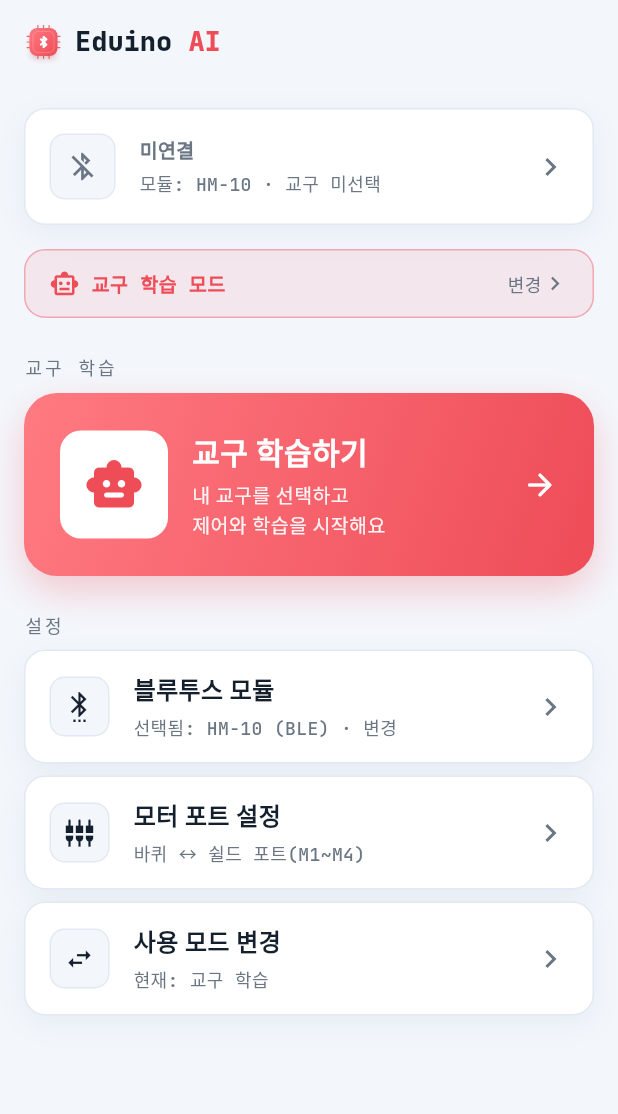
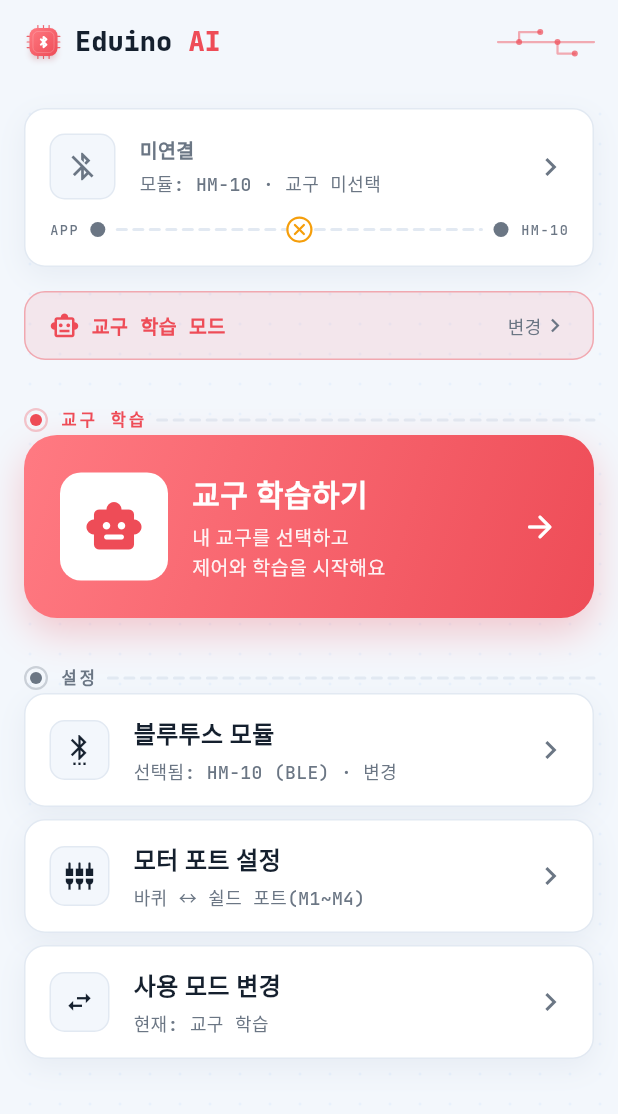
Before and after one commit to KwonJungHyeock/Eduino_BLE_App, a Flutter app: the screen it shows after launch, after a tap on "교구 학습", after a tap on "HM-10", on a phone screen of 412 x 824 dp. Shown: the top 1114 px of the screen. Run offline on Flutter 3.47's test engine with Material 3 defaults, Android fonts, the phone set to English and light mode, and no system bars; our stand-ins replace flutter_blue_plus, flutter_bluetooth_serial, flutter_riverpod, go_router, google_fonts, permission_handler and 3 more; Roboto replaces fonts that are missing (Pretendard).

Commit message:
feat(design): Signal Board 디자인 컨셉 + 실습 명령↔코드 타일 제거
- 블루투스 실습에서 '명령 ↔ 아두이노 코드' 타일 제거(실습 전용, 코드설명 불필요)
- 회로/신호 디자인 언어(widgets/circuit.dart):
  · NodeRailHeader: 섹션을 회로 레일처럼(솔더 노드 + 점선 레일)
  · SignalTrace: 연결 상태를 APP↔모듈 신호선으로(연결 시 신호가 흐름, 미연결 끊김)
  · BreadboardBackground: 아주 옅은 브레드보드 도트 격자
  · CircuitAccent: 앱바 은은한 회로 트레이스
- 홈: 섹션 헤더/상태카드/배경/앱바에 컨셉 적용, 미사용 _Section 제거

Co-Authored-By: Claude Opus 4.8 <noreply@anthropic.com>
Claude-Session: https://claude.ai/code/session_01F6h8JWUjo7BSTbVKrRKHxf

```diff
--- a/lib/features/home/home_screen.dart
+++ b/lib/features/home/home_screen.dart
@@ -15,6 +15,7 @@ import '../../providers/bt_providers.dart';
 import '../../providers/kit_providers.dart';
 import '../../providers/module_providers.dart';
 import '../../widgets/brand_mark.dart';
+import '../../widgets/circuit.dart';
 import '../../widgets/kit_illustration.dart';
 import '../../widgets/pressable.dart';
 import '../kit/kit_profile.dart';
@@ -36,7 +37,7 @@ class HomeScreen extends ConsumerWidget {
     if (mode == AppMode.lab) {
       // 블루투스 실습 모드: 연결·통신·AT·코드 + LED 제어까지만.
       content.addAll([
-        const _Section('블루투스 실습'),
+        const NodeRailHeader('블루투스 실습', color: AppColors.signal),
         _MenuTile(
           icon: Icons.bluetooth_searching,
           title: '블루투스 연결',
@@ -60,13 +61,6 @@ class HomeScreen extends ConsumerWidget {
         ),
         Gap.h8,
         _MenuTile(
-          icon: Icons.code,
-          title: '명령 ↔ 아두이노 코드',
-          subtitle: '이 동작 = 이 코드 (코딩 교육)',
-          onTap: () => context.push(Routes.learn),
-        ),
-        Gap.h8,
-        _MenuTile(
           icon: Icons.lightbulb_outline,
           title: 'LED 제어',
           subtitle: '보드 13번 핀 켜고 끄기',
@@ -77,7 +71,7 @@ class HomeScreen extends ConsumerWidget {
     } else {
       // 교구 학습 모드: '교구 학습하기' 단일 진입 → 교구 선택 → 제어/학습.
       content.addAll([
-        const _Section('교구 학습'),
+        const NodeRailHeader('교구 학습', color: AppColors.accent),
         _KitHeroButton(kit: kit),
       ]);
     }
@@ -116,10 +110,16 @@ class HomeScreen extends ConsumerWidget {
                       size: 18,
                       weight: FontWeight.w800,
                       color: AppColors.accent)),
+              const Spacer(),
+              CircuitAccent(
+                  color: mode == AppMode.kit
+                      ? AppColors.accent
+                      : AppColors.signal),
             ],
           ),
         ),
-        body: SafeArea(
+        body: BreadboardBackground(
+          child: SafeArea(
           child: ListView(
             padding: const EdgeInsets.all(Gap.md),
             children: _stagger([
@@ -129,7 +129,7 @@ class HomeScreen extends ConsumerWidget {
               Gap.h24,
               ...content,
               Gap.h24,
-              const _Section('설정'),
+              const NodeRailHeader('설정'),
               _MenuTile(
                 icon: Icons.settings_bluetooth,
                 title: '블루투스 모듈',
@@ -156,6 +156,7 @@ class HomeScreen extends ConsumerWidget {
                 onTap: () => context.push(Routes.mode),
               ),
             ]),
+          ),
           ),
         ),
       ),
@@ -287,21 +288,6 @@ class _ModeBanner extends StatelessWidget {
   }
 }
 
-class _Section extends StatelessWidget {
-  const _Section(this.title);
-  final String title;
-
-  @override
-  Widget build(BuildContext context) {
-    return Padding(
-      padding: const EdgeInsets.only(bottom: Gap.sm),
-      child: Text(title,
-          style: AppType.mono(
-              size: 12, color: AppColors.textMuted, letterSpacing: 2)),
-    );
-  }
-}
-
 class _StatusCard extends ConsumerWidget {
   const _StatusCard({required this.conn, required this.kit});
   final BtConnectionState conn;
@@ -332,8 +318,11 @@ class _StatusCard extends ConsumerWidget {
               color: connected ? AppColors.signal : AppColors.border),
           boxShadow: connected ? Shadows.glow(AppColors.signal) : Shadows.soft,
         ),
-        child: Row(
+        child: Column(
+          crossAxisAlignment: CrossAxisAlignment.stretch,
           children: [
+            Row(
+              children: [
             Container(
               width: 44,
               height: 44,
@@ -392,6 +381,15 @@ class _StatusCard extends ConsumerWidget {
               )
             else
               const Icon(Icons.chevron_right, color: AppColors.textMuted),
+          ],
+            ),
+            Padding(
+              padding: const EdgeInsets.only(top: 12),
+              child: SignalTrace(
+                connected: connected,
+                rightLabel: module == null ? '모듈' : module.shortName,
+              ),
+            ),
           ],
         ),
       ),
--- /dev/null
+++ b/lib/widgets/circuit.dart
@@ -0,0 +1,315 @@
+// Author: eduino
+// Signal Board 디자인 언어 — 회로/신호 은유. 장식이 아니라 구조(섹션)와 상태(연결)를 표현.
+//  · NodeRailHeader : 섹션을 회로 레일처럼(솔더 노드 + 점선 레일)
+//  · SignalTrace    : 연결 상태를 APP↔모듈 신호선으로(연결 시 신호가 흐름)
+//  · BreadboardBackground : 아주 옅은 브레드보드 도트 격자
+//  · CircuitAccent  : 앱바용 은은한 회로 트레이스
+
+import 'dart:math' as math;
+
+import 'package:flutter/material.dart';
+
+import '../app/theme.dart';
+
+/// 섹션 헤더 — 노드 + 라벨 + 점선 레일.
+class NodeRailHeader extends StatelessWidget {
+  const NodeRailHeader(this.label, {super.key, this.color = AppColors.textMuted});
+  final String label;
+  final Color color;
+
+  @override
+  Widget build(BuildContext context) {
+    return Padding(
+      padding: const EdgeInsets.only(top: Gap.sm, bottom: 2),
+      child: Row(
+        children: [
+          // 솔더 노드(링 + 코어).
+          Container(
+            width: 16,
+            height: 16,
+            decoration: BoxDecoration(
+              shape: BoxShape.circle,
+              border: Border.all(color: color.withValues(alpha: 0.30), width: 1.5),
+            ),
+            child: Center(
+              child: Container(
+                width: 8,
+                height: 8,
+                decoration: BoxDecoration(color: color, shape: BoxShape.circle),
+              ),
+            ),
+          ),
+          Gap.w8,
+          Text(label,
+              style: AppType.mono(
+                  size: 11,
+                  weight: FontWeight.w700,
+                  color: color,
+                  letterSpacing: 2)),
+          Gap.w8,
+          Expanded(
+            child: CustomPaint(
+              painter: _DashRailPainter(AppColors.border),
+              size: const Size(double.infinity, 2),
+            ),
+          ),
+        ],
+      ),
+    );
+  }
+}
+
+class _DashRailPainter extends CustomPainter {
+  _DashRailPainter(this.color);
+  final Color color;
+
+  @override
+  void paint(Canvas canvas, Size size) {
+    final p = Paint()
+      ..color = color
+      ..strokeWidth = 2
+      ..strokeCap = StrokeCap.round;
+    const dash = 6.0, gap = 5.0;
+    final y = size.height / 2;
+    var x = 0.0;
+    while (x < size.width) {
+      canvas.drawLine(Offset(x, y), Offset(math.min(x + dash, size.width), y), p);
+      x += dash + gap;
+    }
+  }
+
+  @override
+  bool shouldRepaint(_DashRailPainter old) => old.color != color;
+}
+
+/// 연결 상태 신호선 — 연결 시 신호점이 APP→모듈로 흐른다. 미연결 시 끊긴 회색선.
+class SignalTrace extends StatefulWidget {
+  const SignalTrace({
+    super.key,
+    required this.connected,
+    this.leftLabel = 'APP',
+    this.rightLabel = '모듈',
+  });
+  final bool connected;
+  final String leftLabel;
+  final String rightLabel;
+
+  @override
+  State<SignalTrace> createState() => _SignalTraceState();
+}
+
+class _SignalTraceState extends State<SignalTrace>
+    with SingleTickerProviderStateMixin {
+  late final AnimationController _c = AnimationController(
+    vsync: this,
+    duration: const Duration(milliseconds: 1600),
+  );
+
+  @override
+  void initState() {
+    super.initState();
+    if (widget.connected) _c.repeat();
+  }
+
+  @override
+  void didUpdateWidget(SignalTrace old) {
+    super.didUpdateWidget(old);
+    if (widget.connected && !_c.isAnimating) {
+      _c.repeat();
+    } else if (!widget.connected && _c.isAnimating) {
+      _c.stop();
+    }
+  }
+
+  @override
+  void dispose() {
+    _c.dispose();
+    super.dispose();
+  }
+
+  @override
+  Widget build(BuildContext context) {
+    final color = widget.connected ? AppColors.signal : AppColors.textMuted;
+    return Row(
+      children: [
+        Text(widget.leftLabel,
+            style: AppType.mono(
+                size: 9, color: AppColors.textMuted, letterSpacing: 1)),
+        Gap.w8,
+        _pin(color),
+        Gap.w8,
+        Expanded(
+          child: SizedBox(
+            height: 16,
+            child: AnimatedBuilder(
+              animation: _c,
+              builder: (context, _) => CustomPaint(
+                painter: _WirePainter(
+                    connected: widget.connected, progress: _c.value),
+              ),
+            ),
+          ),
+        ),
+        Gap.w8,
+        _pin(color),
+        Gap.w8,
+        Text(widget.rightLabel,
+            style: AppType.mono(
+                size: 9, color: AppColors.textMuted, letterSpacing: 1)),
+      ],
+    );
+  }
+
+  Widget _pin(Color c) => Container(
+        width: 10,
+        height: 10,
+        decoration: BoxDecoration(color: c, shape: BoxShape.circle),
+      );
+}
+
+class _WirePainter extends CustomPainter {
+  _WirePainter({required this.connected, required this.progress});
+  final bool connected;
+  final double progress;
+
+  @override
+  void paint(Canvas canvas, Size size) {
+    final y = size.height / 2;
+    final base = Paint()
+      ..strokeWidth = 2
+      ..strokeCap = StrokeCap.round
+      ..color = connected
+          ? AppColors.signal.withValues(alpha: 0.5)
+          : AppColors.border;
+    const dash = 6.0, gap = 5.0;
+    var x = 0.0;
+    while (x < size.width) {
+      canvas.drawLine(Offset(x, y), Offset(math.min(x + dash, size.width), y), base);
+      x += dash + gap;
+    }
+
+    if (connected) {
+      // 흐르는 신호점(글로우 + 코어).
+      final px = size.width * (0.04 + 0.92 * progress);
+      canvas.drawCircle(
+        Offset(px, y),
+        5,
+        Paint()
+          ..color = AppColors.signal.withValues(alpha: 0.35)
+          ..maskFilter = const MaskFilter.blur(BlurStyle.normal, 3),
+      );
+      canvas.drawCircle(Offset(px, y), 3, Paint()..color = AppColors.signal);
+    } else {
+      // 끊김 마커(경고 링 + ✕).
+      final c = Offset(size.width / 2, y);
+      canvas.drawCircle(c, 8, Paint()..color = AppColors.surface);
+      canvas.drawCircle(
+        c,
+        8,
+        Paint()
+          ..style = PaintingStyle.stroke
+          ..strokeWidth = 1.5
+          ..color = AppColors.warn,
+      );
+      final xp = Paint()
+        ..color = AppColors.warn
+        ..strokeWidth = 1.5
+        ..strokeCap = StrokeCap.round;
+      canvas.drawLine(c + const Offset(-3, -3), c + const Offset(3, 3), xp);
+      canvas.drawLine(c + const Offset(3, -3), c + const Offset(-3, 3), xp);
+    }
+  }
+
+  @override
+  bool shouldRepaint(_WirePainter old) =>
+      old.progress != progress || old.connected != connected;
+}
+
+/// 아주 옅은 브레드보드 도트 격자 — 배경에 회로 기판 은유(절제).
+class BreadboardBackground extends StatelessWidget {
+  const BreadboardBackground({super.key, this.child});
+  final Widget? child;
+
+  @override
+  Widget build(BuildContext context) {
+    return CustomPaint(
+      painter: _BreadboardPainter(),
+      child: child,
+    );
+  }
+}
+
+class _BreadboardPainter extends CustomPainter {
+  static const double _step = 20;
+
+  @override
+  void paint(Canvas canvas, Size size) {
+    final dot = Paint()..color = AppColors.signal.withValues(alpha: 0.05);
+    for (var y = _step; y < size.height; y += _step) {
+      for (var x = _step; x < size.width; x += _step) {
+        canvas.drawCircle(Offset(x, y), 1, dot);
+      }
+    }
+  }
+
+  @override
+  bool shouldRepaint(_BreadboardPainter old) => false;
+}
+
+/// 앱바용 은은한 회로 트레이스 악센트.
+class CircuitAccent extends StatelessWidget {
+  const CircuitAccent({super.key, this.color = AppColors.signal, this.width = 64});
+  final Color color;
+  final double width;
+
+  @override
+  Widget build(BuildContext context) {
+    return SizedBox(
+      width: width,
+      height: 22,
+      child: CustomPaint(painter: _CircuitAccentPainter(color)),
+    );
+  }
+}
+
+class _CircuitAccentPainter extends CustomPainter {
+  _CircuitAccentPainter(this.color);
+  final Color color;
+
+  @override
+  void paint(Canvas canvas, Size size) {
+    final line = Paint()
+      ..style = PaintingStyle.stroke
+      ..strokeWidth = 1.5
+      ..strokeCap = StrokeCap.round
+      ..strokeJoin = StrokeJoin.round
+      ..color = color.withValues(alpha: 0.45);
+    final w = size.width, h = size.height;
+    final mid = h / 2;
+    final path = Path()
+      ..moveTo(0, mid)
+      ..lineTo(w * 0.22, mid)
+      ..lineTo(w * 0.22, h * 0.2)
+      ..lineTo(w * 0.44, h * 0.2)
+      ..moveTo(w * 0.22, mid)
+      ..lineTo(w * 0.62, mid)
+      ..lineTo(w * 0.62, h * 0.85)
+      ..lineTo(w * 0.8, h * 0.85)
+      ..moveTo(w * 0.62, mid)
+      ..lineTo(w, mid);
+    canvas.drawPath(path, line);
+
+    final node = Paint()..color = color.withValues(alpha: 0.7);
+    for (final o in [
+      Offset(w * 0.22, mid),
+      Offset(w * 0.44, h * 0.2),
+      Offset(w * 0.62, mid),
+      Offset(w * 0.8, h * 0.85),
+    ]) {
+      canvas.drawCircle(o, 2, node);
+    }
+  }
+
+  @override
+  bool shouldRepaint(_CircuitAccentPainter old) => old.color != color;
+}
```
